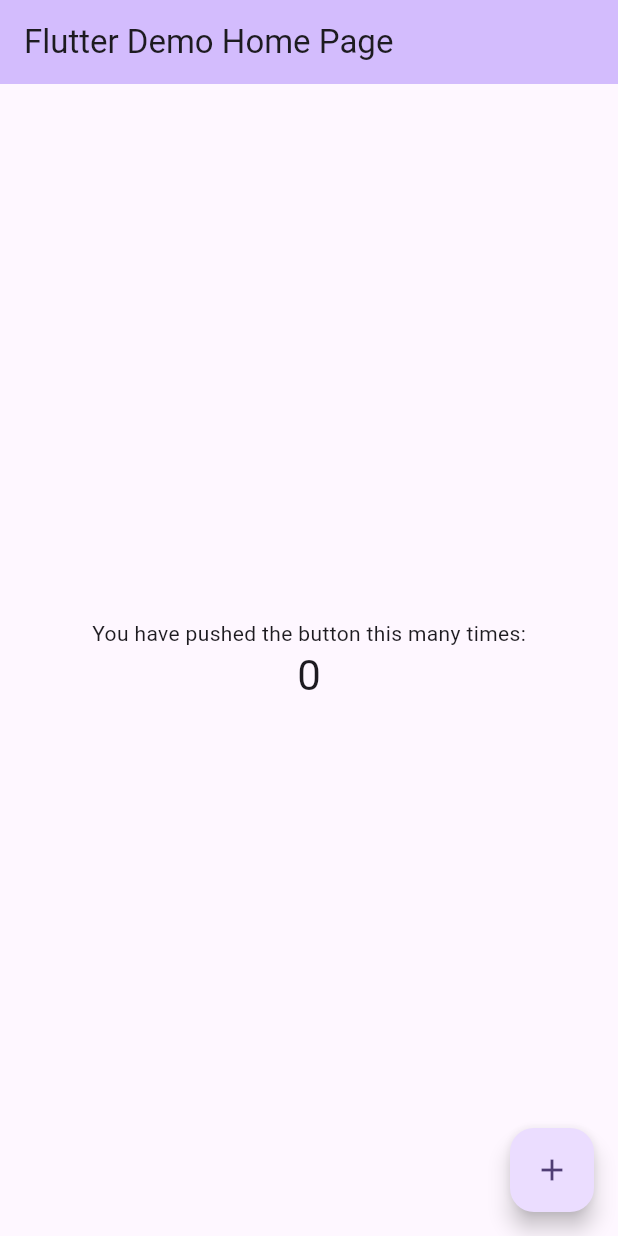
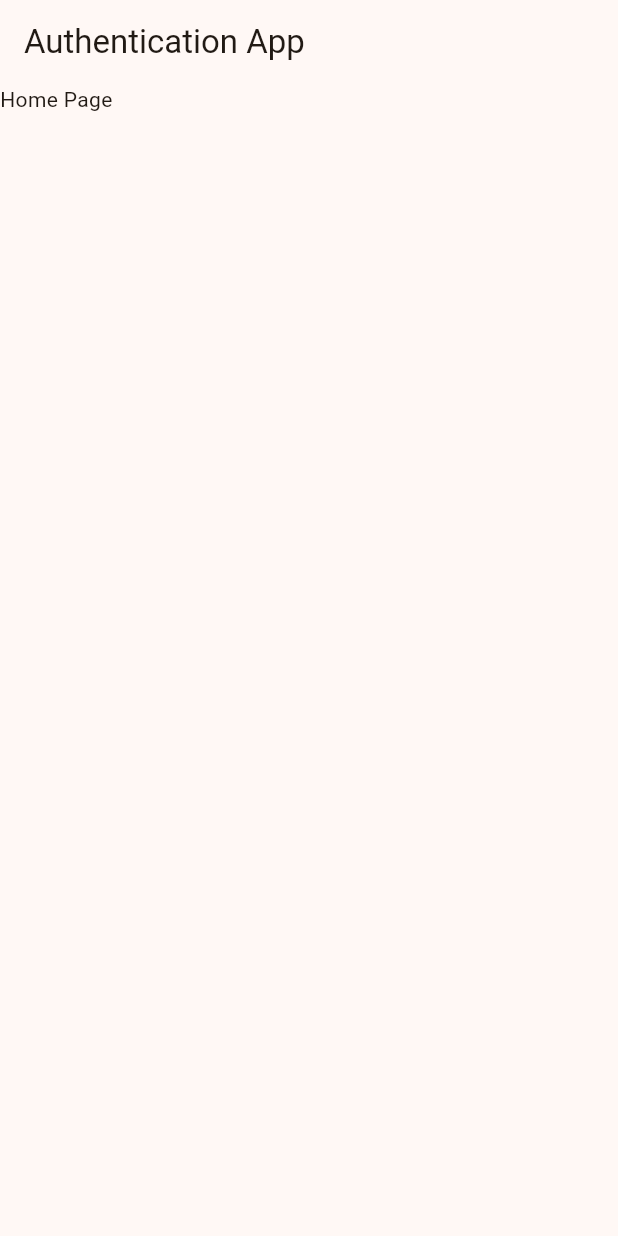
Before and after one commit to Akalexsis/flutter-auth, a Flutter app: the screen it shows after launch, on a phone screen of 412 x 824 dp. Run offline on Flutter 3.47's test engine with Material 3 defaults, Android fonts, the phone set to English and light mode, and no system bars; our stand-ins replace cloud_firestore, firebase_core; accounts and stored records are empty.

```diff
--- a/lib/main.dart
+++ b/lib/main.dart
@@ -2,6 +2,8 @@ import 'package:flutter/material.dart';
 import 'package:firebase_core/firebase_core.dart';
 import 'package:cloud_firestore/cloud_firestore.dart';
 import 'firebase_options.dart';
+import '../screens/Login.dart';
+import '../screens/Register.dart';
 
 void main() async {
   WidgetsFlutterBinding.ensureInitialized();
@@ -15,119 +17,29 @@ void main() async {
 class MyApp extends StatelessWidget {
   const MyApp({super.key});
 
-  // This widget is the root of your application.
   @override
   Widget build(BuildContext context) {
     return MaterialApp(
-      title: 'Flutter Demo',
+      title: 'Authentication App',
       theme: ThemeData(
-        // This is the theme of your application.
-        //
-        // TRY THIS: Try running your application with "flutter run". You'll see
-        // the application has a purple toolbar. Then, without quitting the app,
-        // try changing the seedColor in the colorScheme below to Colors.green
-        // and then invoke "hot reload" (save your changes or press the "hot
-        // reload" button in a Flutter-supported IDE, or press "r" if you used
-        // the command line to start the app).
-        //
-        // Notice that the counter didn't reset back to zero; the application
-        // state is not lost during the reload. To reset the state, use hot
-        // restart instead.
-        //
-        // This works for code too, not just values: Most code changes can be
-        // tested with just a hot reload.
-        colorScheme: ColorScheme.fromSeed(seedColor: Colors.deepPurple),
+        colorScheme: ColorScheme.fromSeed(seedColor: Colors.orange),
         useMaterial3: true,
       ),
-      home: const MyHomePage(title: 'Flutter Demo Home Page'),
+      home: const MyHomePage(),
     );
   }
 }
 
-class MyHomePage extends StatefulWidget {
-  const MyHomePage({super.key, required this.title});
-
-  // This widget is the home page of your application. It is stateful, meaning
-  // that it has a State object (defined below) that contains fields that affect
-  // how it looks.
-
-  // This class is the configuration for the state. It holds the values (in this
-  // case the title) provided by the parent (in this case the App widget) and
-  // used by the build method of the State. Fields in a Widget subclass are
-  // always marked "final".
-
-  final String title;
-
-  @override
-  State<MyHomePage> createState() => _MyHomePageState();
-}
-
-class _MyHomePageState extends State<MyHomePage> {
-  int _counter = 0;
-
-  void _incrementCounter() {
-    setState(() {
-      // This call to setState tells the Flutter framework that something has
-      // changed in this State, which causes it to rerun the build method below
-      // so that the display can reflect the updated values. If we changed
-      // _counter without calling setState(), then the build method would not be
-      // called again, and so nothing would appear to happen.
-      _counter++;
-    });
-  }
+class MyHomePage extends StatelessWidget {
+  const MyHomePage({super.key});
 
   @override
   Widget build(BuildContext context) {
-    // This method is rerun every time setState is called, for instance as done
-    // by the _incrementCounter method above.
-    //
-    // The Flutter framework has been optimized to make rerunning build methods
-    // fast, so that you can just rebuild anything that needs updating rather
-    // than having to individually change instances of widgets.
     return Scaffold(
       appBar: AppBar(
-        // TRY THIS: Try changing the color here to a specific color (to
-        // Colors.amber, perhaps?) and trigger a hot reload to see the AppBar
-        // change color while the other colors stay the same.
-        backgroundColor: Theme.of(context).colorScheme.inversePrimary,
-        // Here we take the value from the MyHomePage object that was created by
-        // the App.build method, and use it to set our appbar title.
-        title: Text(widget.title),
+        title: Text("Authentication App"),
       ),
-      body: Center(
-        // Center is a layout widget. It takes a single child and positions it
-        // in the middle of the parent.
-        child: Column(
-          // Column is also a layout widget. It takes a list of children and
-          // arranges them vertically. By default, it sizes itself to fit its
-          // children horizontally, and tries to be as tall as its parent.
-          //
-          // Column has various properties to control how it sizes itself and
-          // how it positions its children. Here we use mainAxisAlignment to
-          // center the children vertically; the main axis here is the vertical
-          // axis because Columns are vertical (the cross axis would be
-          // horizontal).
-          //
-          // TRY THIS: Invoke "debug painting" (choose the "Toggle Debug Paint"
-          // action in the IDE, or press "p" in the console), to see the
-          // wireframe for each widget.
-          mainAxisAlignment: MainAxisAlignment.center,
-          children: <Widget>[
-            const Text(
-              'You have pushed the button this many times:',
-            ),
-            Text(
-              '$_counter',
-              style: Theme.of(context).textTheme.headlineMedium,
-            ),
-          ],
-        ),
-      ),
-      floatingActionButton: FloatingActionButton(
-        onPressed: _incrementCounter,
-        tooltip: 'Increment',
-        child: const Icon(Icons.add),
-      ), // This trailing comma makes auto-formatting nicer for build methods.
+      body: Text('Home Page'),
     );
   }
 }
```
Also changed, not shown: lib/screens/Login.dart (+28 -0 lines), lib/screens/PasswordReset.dart (+26 -0 lines), lib/screens/Profile.dart (+27 -0 lines), lib/screens/Register.dart (+28 -0 lines), firebase.json, lib/firebase_options.dart.
